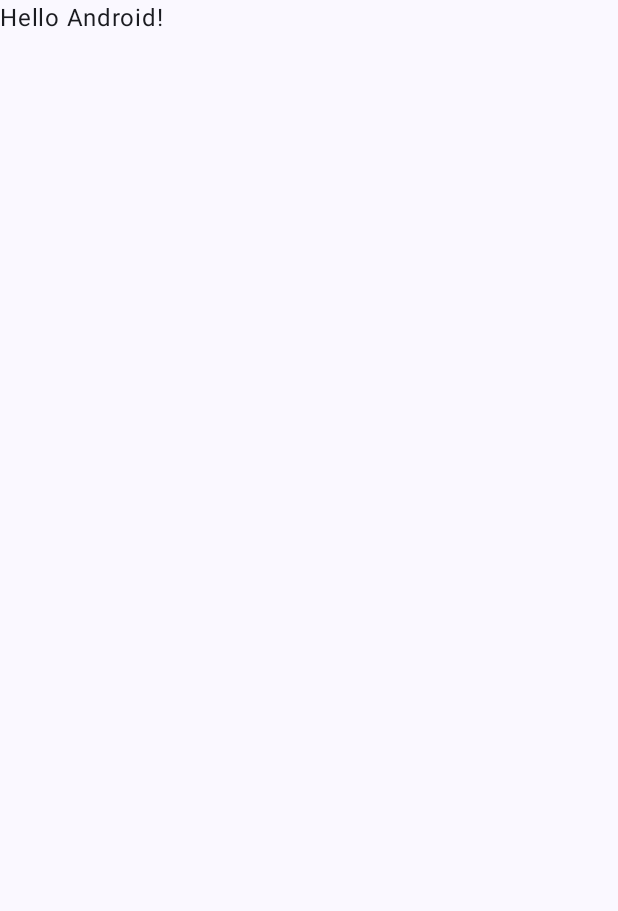
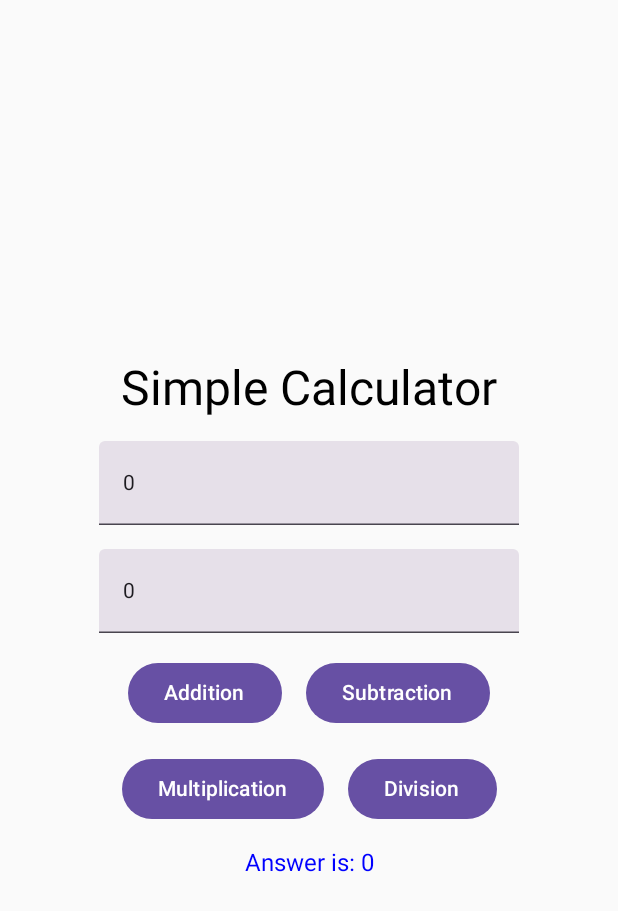
Before and after one commit to shankarlohar/20BAI10040-VITBHOPAL-Smartbridge-Externship, an Android app built with Jetpack Compose: the screen it shows after launch (MainActivity), on a phone screen of 412 x 824 dp. Before the commit the part shown is almost empty. Shown: the top 911 px of the screen. Run offline under Robolectric (Android 15) with nearby library versions, the phone set to English and light mode, and no system bars.

Commit message:
TASK 2 UI DONE

```diff
--- a/Task2/app/src/main/AndroidManifest.xml
+++ b/Task2/app/src/main/AndroidManifest.xml
@@ -1,6 +1,6 @@
 <?xml version="1.0" encoding="utf-8"?>
 <manifest xmlns:android="http://schemas.android.com/apk/res/android"
-    xmlns:tools="http://schemas.android.com/tools" >
+    xmlns:tools="http://schemas.android.com/tools">
 
     <application
         android:allowBackup="true"
@@ -11,12 +11,12 @@
         android:roundIcon="@mipmap/ic_launcher_round"
         android:supportsRtl="true"
         android:theme="@style/Theme.Task2"
-        tools:targetApi="31" >
+        tools:targetApi="31">
         <activity
             android:name=".MainActivity"
             android:exported="true"
             android:label="@string/app_name"
-            android:theme="@style/Theme.Task2" >
+            android:theme="@style/Theme.Task2">
             <intent-filter>
                 <action android:name="android.intent.action.MAIN" />
 
--- a/Task2/app/src/main/java/shankar/lohar20bai10040/task2/MainActivity.kt
+++ b/Task2/app/src/main/java/shankar/lohar20bai10040/task2/MainActivity.kt
@@ -3,41 +3,67 @@ package shankar.lohar20bai10040.task2
 import android.os.Bundle
 import androidx.activity.ComponentActivity
 import androidx.activity.compose.setContent
+import androidx.compose.foundation.layout.Arrangement
+import androidx.compose.foundation.layout.Column
+import androidx.compose.foundation.layout.Row
+import androidx.compose.foundation.layout.Spacer
 import androidx.compose.foundation.layout.fillMaxSize
-import androidx.compose.material3.MaterialTheme
-import androidx.compose.material3.Surface
+import androidx.compose.foundation.layout.padding
+import androidx.compose.material3.Button
+import androidx.compose.material3.ExperimentalMaterial3Api
 import androidx.compose.material3.Text
-import androidx.compose.runtime.Composable
+import androidx.compose.material3.TextField
+import androidx.compose.runtime.getValue
+import androidx.compose.runtime.mutableStateOf
+import androidx.compose.runtime.remember
+import androidx.compose.runtime.setValue
+import androidx.compose.ui.Alignment
 import androidx.compose.ui.Modifier
-import androidx.compose.ui.tooling.preview.Preview
-import shankar.lohar20bai10040.task2.ui.theme.Task2Theme
+import androidx.compose.ui.graphics.Color
+import androidx.compose.ui.unit.dp
+import androidx.compose.ui.unit.sp
 
 class MainActivity : ComponentActivity() {
+    @OptIn(ExperimentalMaterial3Api::class)
     override fun onCreate(savedInstanceState: Bundle?) {
         super.onCreate(savedInstanceState)
         setContent {
-            Task2Theme {
-                // A surface container using the 'background' color from the theme
-                Surface(modifier = Modifier.fillMaxSize(), color = MaterialTheme.colorScheme.background) {
-                    Greeting("Android")
+            Column(
+                verticalArrangement = Arrangement.Center,
+                horizontalAlignment = Alignment.CenterHorizontally,
+                modifier = Modifier.fillMaxSize()
+            ) {
+                Text(text = "Simple Calculator", fontSize = 32.sp)
+                Spacer(modifier = Modifier.padding(8.dp))
+                var a by remember{ mutableStateOf("0") }
+                var b by remember{ mutableStateOf("0") }
+                var c by remember{ mutableStateOf("0") }
+                TextField(value = a, onValueChange = {a = it})
+                Spacer(modifier = Modifier.padding(8.dp))
+                TextField(value = b, onValueChange = {b = it})
+                Spacer(modifier = Modifier.padding(8.dp))
+                Row {
+                    Button(onClick = { /*TODO*/ }) {
+                        Text(text = "Addition")
+                    }
+                    Spacer(modifier = Modifier.padding(8.dp))
+                    Button(onClick = { /*TODO*/ }) {
+                        Text(text = "Subtraction")
+                    }
                 }
+                Spacer(modifier = Modifier.padding(8.dp))
+                Row {
+                    Button(onClick = { /*TODO*/ }) {
+                    Text(text = "Multiplication")
+                }
+                    Spacer(modifier = Modifier.padding(8.dp))
+                    Button(onClick = { /*TODO*/ }) {
+                        Text(text = "Division")
+                    }
+                }
+                Spacer(modifier = Modifier.padding(8.dp))
+                Text(text = "Answer is: $c", color = Color.Blue, fontSize = 16.sp)
             }
         }
     }
 }
-
-@Composable
-fun Greeting(name: String, modifier: Modifier = Modifier) {
-    Text(
-        text = "Hello $name!",
-        modifier = modifier
-    )
-}
-
-@Preview(showBackground = true)
-@Composable
-fun GreetingPreview() {
-    Task2Theme {
-        Greeting("Android")
-    }
-}
--- a/Task2/app/src/main/java/shankar/lohar20bai10040/task2/ui/theme/Theme.kt
+++ b/Task2/app/src/main/java/shankar/lohar20bai10040/task2/ui/theme/Theme.kt
@@ -49,6 +49,7 @@ fun Task2Theme(
             val context = LocalContext.current
             if (darkTheme) dynamicDarkColorScheme(context) else dynamicLightColorScheme(context)
         }
+
         darkTheme -> DarkColorScheme
         else -> LightColorScheme
     }
--- a/Task2/app/src/main/res/values/themes.xml
+++ b/Task2/app/src/main/res/values/themes.xml
@@ -1,4 +1,5 @@
 <?xml version="1.0" encoding="utf-8"?>
 <resources>
+
     <style name="Theme.Task2" parent="android:Theme.Material.Light.NoActionBar" />
 </resources>
```
Lines whose indentation alone changed are shown as unchanged.
